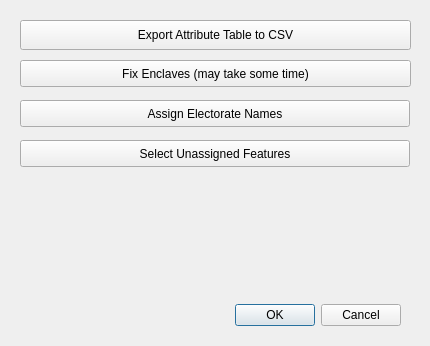
The window that StattoRedistrict_dlgtoolbox.ui (johnpholden/qgis3redistricter) describes before a commit, drawn with Qt 5.
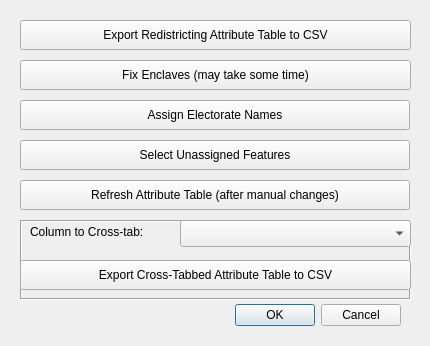
The same window after the commit.

The edit to the form file:
```diff
--- a/StattoRedistrict_dlgtoolbox.ui
+++ b/StattoRedistrict_dlgtoolbox.ui
@@ -39,7 +39,7 @@
     </rect>
    </property>
    <property name="text">
-    <string>Export Attribute Table to CSV</string>
+    <string>Export Redistricting Attribute Table to CSV</string>
    </property>
   </widget>
   <widget class="QPushButton" name="btnEnclaves">
@@ -48,7 +48,7 @@
      <x>20</x>
      <y>60</y>
      <width>391</width>
-     <height>27</height>
+     <height>30</height>
     </rect>
    </property>
    <property name="text">
@@ -61,7 +61,7 @@
      <x>20</x>
      <y>100</y>
      <width>390</width>
-     <height>27</height>
+     <height>30</height>
     </rect>
    </property>
    <property name="text">
@@ -74,13 +74,78 @@
      <x>20</x>
      <y>140</y>
      <width>390</width>
-     <height>27</height>
+     <height>30</height>
     </rect>
    </property>
    <property name="text">
     <string>Select Unassigned Features</string>
    </property>
   </widget>
+  <widget class="QPushButton" name="btnRefreshAttributeTable">
+   <property name="geometry">
+    <rect>
+     <x>20</x>
+     <y>180</y>
+     <width>390</width>
+     <height>30</height>
+    </rect>
+   </property>
+   <property name="text">
+    <string>Refresh Attribute Table (after manual changes)</string>
+   </property>
+  </widget>
+  <widget class="QFrame" name="frame">
+   <property name="geometry">
+    <rect>
+     <x>20</x>
+     <y>220</y>
+     <width>391</width>
+     <height>80</height>
+    </rect>
+   </property>
+   <property name="frameShape">
+    <enum>QFrame::Box</enum>
+   </property>
+   <property name="frameShadow">
+    <enum>QFrame::Sunken</enum>
+   </property>
+   <widget class="QPushButton" name="btnExportCrosstabToCsv">
+    <property name="geometry">
+     <rect>
+      <x>0</x>
+      <y>40</y>
+      <width>391</width>
+      <height>30</height>
+     </rect>
+    </property>
+    <property name="text">
+     <string>Export Cross-Tabbed Attribute Table to CSV</string>
+    </property>
+   </widget>
+   <widget class="QComboBox" name="cmbCrossTab">
+    <property name="geometry">
+     <rect>
+      <x>160</x>
+      <y>0</y>
+      <width>231</width>
+      <height>27</height>
+     </rect>
+    </property>
+   </widget>
+   <widget class="QLabel" name="label">
+    <property name="geometry">
+     <rect>
+      <x>10</x>
+      <y>-4</y>
+      <width>151</width>
+      <height>31</height>
+     </rect>
+    </property>
+    <property name="text">
+     <string>Column to Cross-tab:</string>
+    </property>
+   </widget>
+  </widget>
  </widget>
  <resources/>
  <connections>
```
